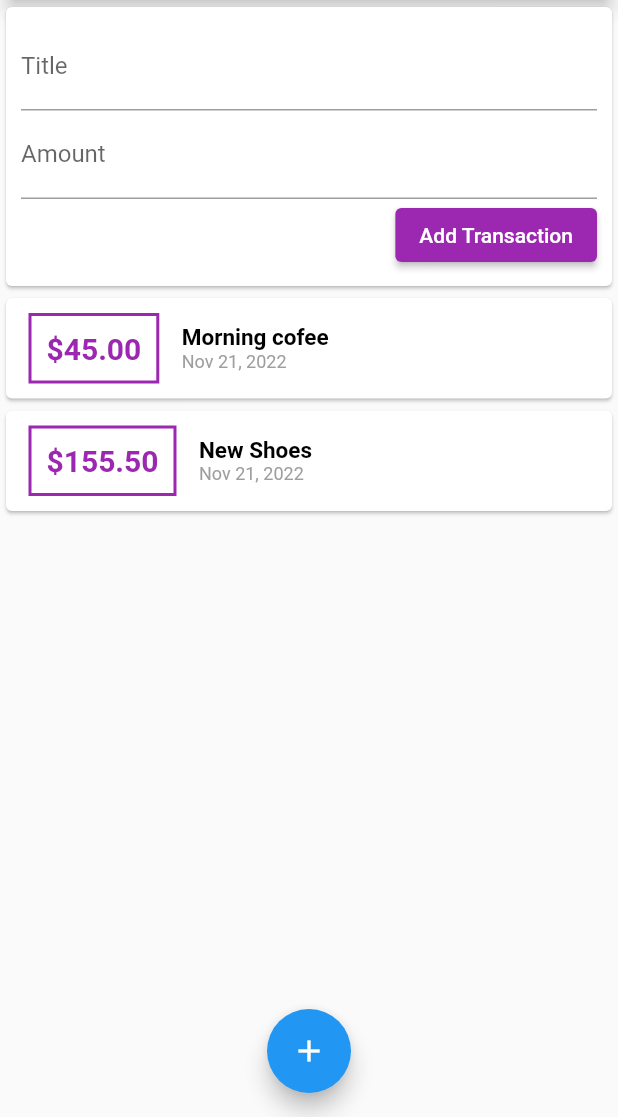
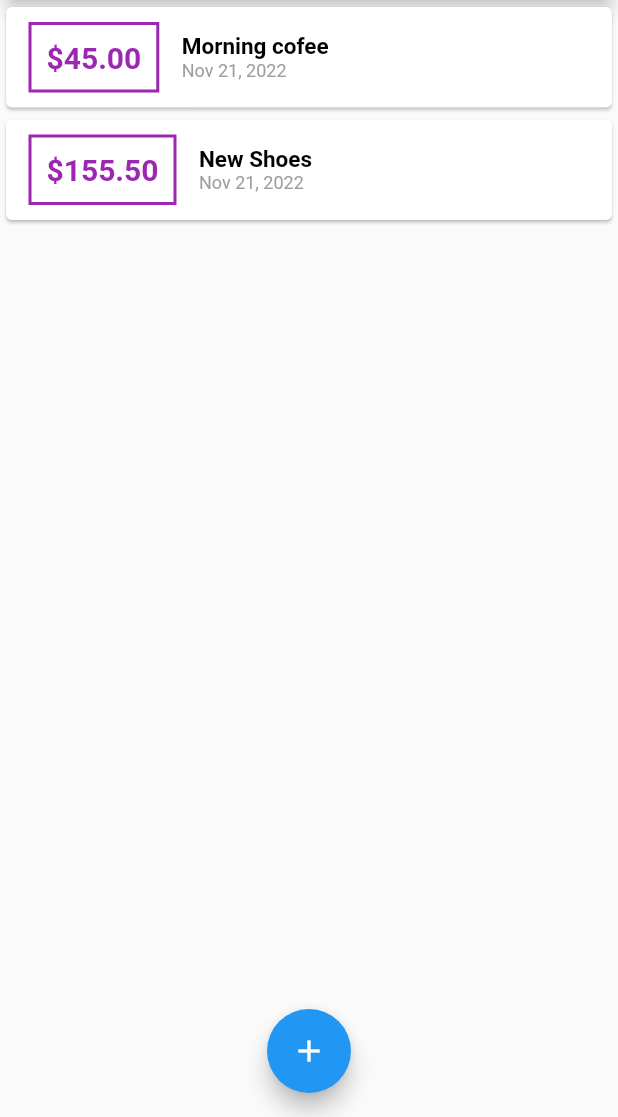
Before and after one commit to deolexx/flutter_personal_expenses_app, a Flutter app: the screen it shows after launch, on a phone screen of 412 x 824 dp, the part 119-1236 px from its top. Run offline on Flutter 3.47's test engine with Material 2 defaults, Android fonts, the phone set to English and light mode, and no system bars.

Commit message:
user_transactions.dart removed and logic moved to main.dart and mapped to buttons

```diff
--- a/lib/main.dart
+++ b/lib/main.dart
@@ -1,5 +1,7 @@
 import 'package:flutter/material.dart';
-import '../widgets/user_transactions.dart';
+import 'package:flutter_personal_expenses_app/widgets/transaction_list.dart';
+import '../widgets/new_transaction.dart';
+import 'models/transaction.dart';
 
 void main() {
   runApp(MyApp());
@@ -15,17 +17,49 @@ class MyApp extends StatelessWidget {
   }
 }
 
-class MyHomePage extends StatelessWidget {
+class MyHomePage extends StatefulWidget {
+  @override
+  State<MyHomePage> createState() => _MyHomePageState();
+}
+
+class _MyHomePageState extends State<MyHomePage> {
+
+  final List<Transaction> _userTransactions = [
+    Transaction(
+        id: 't1', title: 'Morning cofee', amount: 45.0, date: DateTime.now()),
+    Transaction(
+        id: 't2', title: 'New Shoes', amount: 155.50, date: DateTime.now()),
+  ];
+
+  void _addNewTransaction(String title, double amount) {
+    final newTx = Transaction(
+        id: DateTime.now().toString(),
+        title: title,
+        amount: amount,
+        date: DateTime.now());
+
+    setState(() {
+      _userTransactions.add(newTx);
+    });
+  }
+
+  void _startAddNewTransaction(BuildContext context) {
+    showModalBottomSheet(
+      context: context,
+      builder: (builderContext) {
+        return NewTransaction(addTx: _addNewTransaction);
+      },
+    );
+  }
+
   @override
   Widget build(BuildContext context) {
     return Scaffold(
-      appBar: AppBar(title: const Text('Flutter App'),
-        actions: [
-          IconButton(onPressed: () => {}, icon: Icon(Icons.add))
-        ],
+      appBar: AppBar(
+        title: const Text('Flutter App'),
+        actions: [IconButton(onPressed:()=> _startAddNewTransaction(context) , icon: Icon(Icons.add))],
       ),
-      body:
-        SingleChildScrollView(
+      body: SingleChildScrollView(
         child: Column(
             // mainAxisAlignment: MainAxisAlignment.spaceAround,
             crossAxisAlignment: CrossAxisAlignment.stretch,
@@ -39,12 +73,13 @@ class MyHomePage extends StatelessWidget {
                   ),
                 ),
               ),
-                UserTransactions()
+              TransactionList(_userTransactions)
             ]),
       ),
       floatingActionButton: FloatingActionButton(
         child: Icon(Icons.add),
-          onPressed: () => {},),
+        onPressed: ()=> _startAddNewTransaction(context),
+      ),
       floatingActionButtonLocation: FloatingActionButtonLocation.centerFloat,
     );
   }
--- a/lib/widgets/user_transactions.dart
+++ /dev/null
@@ -1,43 +0,0 @@
-import 'package:flutter/material.dart';
-
-import './new_transaction.dart';
-import './transaction_list.dart';
-import '../models/transaction.dart';
-
-class UserTransactions extends StatefulWidget {
-  const UserTransactions({Key? key}) : super(key: key);
-
-  @override
-  State<UserTransactions> createState() => _UserTransactionsState();
-}
-
-class _UserTransactionsState extends State<UserTransactions> {
-  final List<Transaction> _userTransactions = [
-    Transaction(
-        id: 't1', title: 'Morning cofee', amount: 45.0, date: DateTime.now()),
-    Transaction(
-        id: 't2', title: 'New Shoes', amount: 155.50, date: DateTime.now()),
-  ];
-
-  void _addNewTransaction(String title, double amount) {
-    final newTx = Transaction(
-        id: DateTime.now().toString(),
-        title: title,
-        amount: amount,
-        date: DateTime.now());
-
-    setState(() {
-      _userTransactions.add(newTx);
-    });
-  }
-
-  @override
-  Widget build(BuildContext context) {
-    return Container(
-      child: Column(children: [
-        NewTransaction(addTx: _addNewTransaction),
-        TransactionList(_userTransactions),
-      ]),
-    );
-  }
-}
```
Lines whose indentation alone changed are shown as unchanged.
